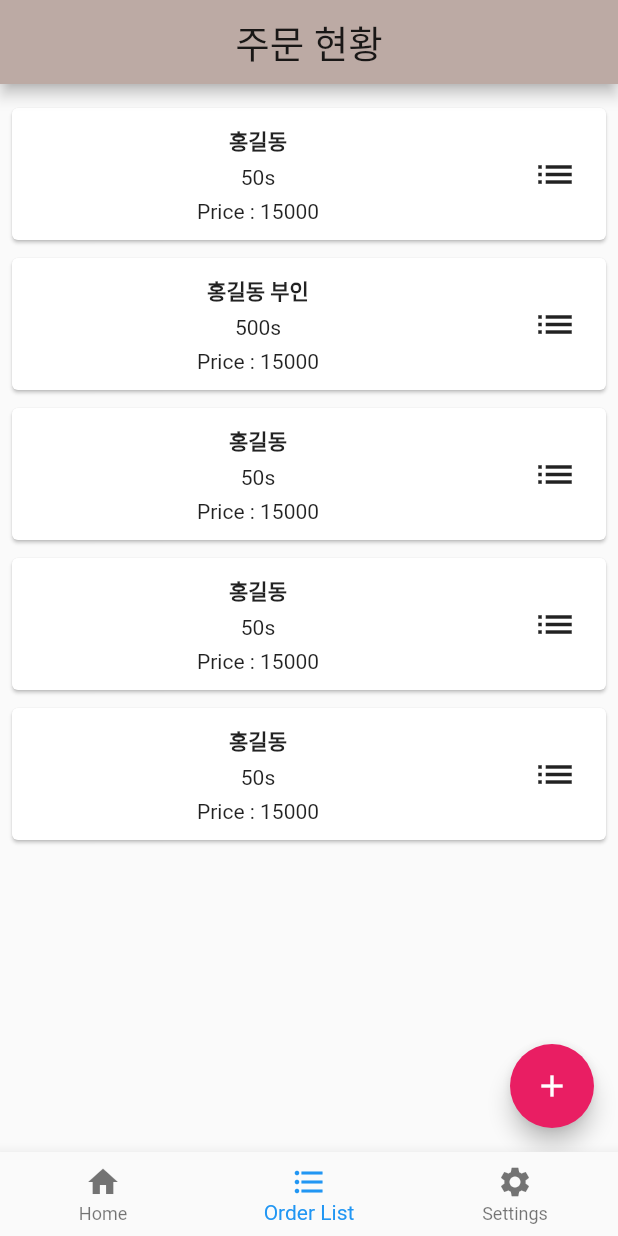
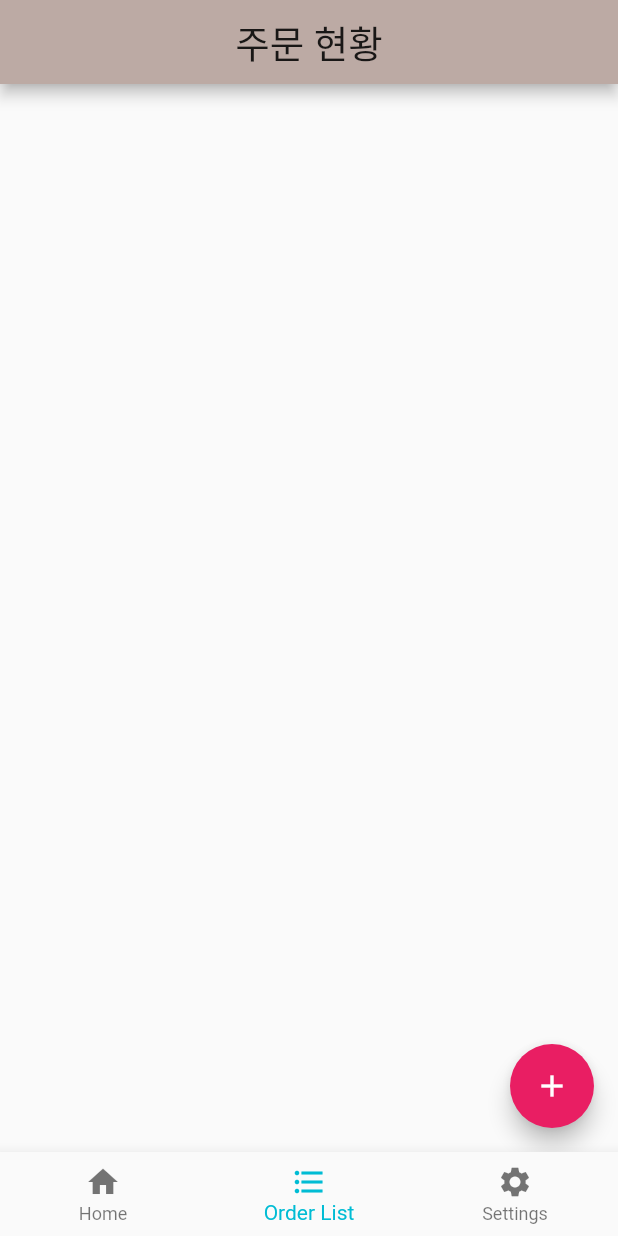
Before and after one commit to ungchun/capstoneDesignStore, a Flutter app: the screen it shows after launch, item 2 of the bottom bar chosen, on a phone screen of 412 x 824 dp. Run offline on Flutter 3.47's test engine with Material 2 defaults, Android fonts, the phone set to English and light mode, and no system bars.

Commit message:
20_10_20_01

```diff
--- a/capstone_store/lib/order/order_List.dart
+++ b/capstone_store/lib/order/order_List.dart
@@ -8,6 +8,16 @@ class Order_List extends StatefulWidget {
 }
 
 class _Order_ListState extends State<Order_List> {
+  Stream stream;
+
+
+@override
+  void initState() {
+    // TODO: implement initState
+    super.initState();
+
+
+  }
   @override
   Widget build(BuildContext context) {
     return Scaffold(
@@ -15,36 +25,36 @@ class _Order_ListState extends State<Order_List> {
         shrinkWrap: true,
         padding: EdgeInsets.fromLTRB(2, 10, 2, 10),
         children: [
-          Breakdown(
-            customer: '홍길동',
-            sum_price: '15000',
-            order_time: '50s',
-            memo: '맛있게',
-          ),
-          Breakdown(
-            customer: '홍길동 부인',
-            sum_price: '15000',
-            order_time: '500s',
-            memo: '기가막히게',
-          ),
-          Breakdown(
-            customer: '홍길동',
-            sum_price: '15000',
-            order_time: '50s',
-            memo: '맛있게',
-          ),
-          Breakdown(
-            customer: '홍길동',
-            sum_price: '15000',
-            order_time: '50s',
-            memo: '맛있게',
-          ),
-          Breakdown(
-            customer: '홍길동',
-            sum_price: '15000',
-            order_time: '50s',
-            memo: '맛있게',
-          ),
+          // Breakdown(
+          //   customer: '홍길동',
+          //   sum_price: '15000',
+          //   order_time: '50s',
+          //   memo: '맛있게',
+          // ),
+          // Breakdown(
+          //   customer: '홍길동 부인',
+          //   sum_price: '15000',
+          //   order_time: '500s',
+          //   memo: '기가막히게',
+          // ),
+          // Breakdown(
+          //   customer: '홍길동',
+          //   sum_price: '15000',
+          //   order_time: '50s',
+          //   memo: '맛있게',
+          // ),
+          // Breakdown(
+          //   customer: '홍길동',
+          //   sum_price: '15000',
+          //   order_time: '50s',
+          //   memo: '맛있게',
+          // ),
+          // Breakdown(
+          //   customer: '홍길동',
+          //   sum_price: '15000',
+          //   order_time: '50s',
+          //   memo: '맛있게',
+          // ),
         ],
       ),
     );
--- a/capstone_store/lib/setting/setting_page.dart
+++ b/capstone_store/lib/setting/setting_page.dart
@@ -28,7 +28,7 @@ class _Setting_PageState extends State<Setting_Page> {
               color: Colors.grey[250],
             ),
             Padding(
-              padding: EdgeInsets.fromLTRB(60, 3, 10, 3),
+              padding: EdgeInsets.fromLTRB(40, 3, 10, 3),
               child: Row(
                 mainAxisAlignment: MainAxisAlignment.spaceBetween,
                 children: [
@@ -55,7 +55,7 @@ class _Setting_PageState extends State<Setting_Page> {
               color: Colors.grey[250],
             ),
             Padding(
-              padding: EdgeInsets.fromLTRB(60, 3, 10, 3),
+              padding: EdgeInsets.fromLTRB(40, 3, 10, 3),
               child: Row(
                 mainAxisAlignment: MainAxisAlignment.spaceBetween,
                 children: [
@@ -82,7 +82,7 @@ class _Setting_PageState extends State<Setting_Page> {
               color: Colors.grey[250],
             ),
             Padding(
-              padding: EdgeInsets.fromLTRB(60, 3, 10, 3),
+              padding: EdgeInsets.fromLTRB(40, 3, 10, 3),
               child: Row(
                 mainAxisAlignment: MainAxisAlignment.spaceBetween,
                 children: [
@@ -109,7 +109,7 @@ class _Setting_PageState extends State<Setting_Page> {
               color: Colors.grey[250],
             ),
             Padding(
-              padding: EdgeInsets.fromLTRB(60, 3, 10, 3),
+              padding: EdgeInsets.fromLTRB(40, 3, 10, 3),
               child: Row(
                 mainAxisAlignment: MainAxisAlignment.spaceBetween,
                 children: [
--- a/capstone_store/lib/tap_state.dart
+++ b/capstone_store/lib/tap_state.dart
@@ -22,15 +22,16 @@ class _Tap_PageState extends State<Tap_Page> {
       ),
       bottomNavigationBar: BottomNavigationBar(
           currentIndex: _selectedIndex,
+          selectedItemColor: Colors.cyan,
           onTap: _onItemTapped,
           items: <BottomNavigationBarItem>[
             BottomNavigationBarItem(
-                icon: Icon(Icons.home), title: Text('Home')),
+                icon: Icon(Icons.home), title: Text('Home',style: TextStyle(fontWeight: FontWeight.bold,fontSize: 15),)),
             BottomNavigationBarItem(
                 icon: Icon(Icons.format_list_bulleted),
-                title: Text('Order List')),
+                title: Text('Order List',style: TextStyle(fontWeight: FontWeight.bold,fontSize: 15),)),
             BottomNavigationBarItem(
-                icon: Icon(Icons.settings), title: Text('Settings')),
+                icon: Icon(Icons.settings), title: Text('Settings',style: TextStyle(fontWeight: FontWeight.bold,fontSize: 15),)),
           ]),
     );
   }
```
